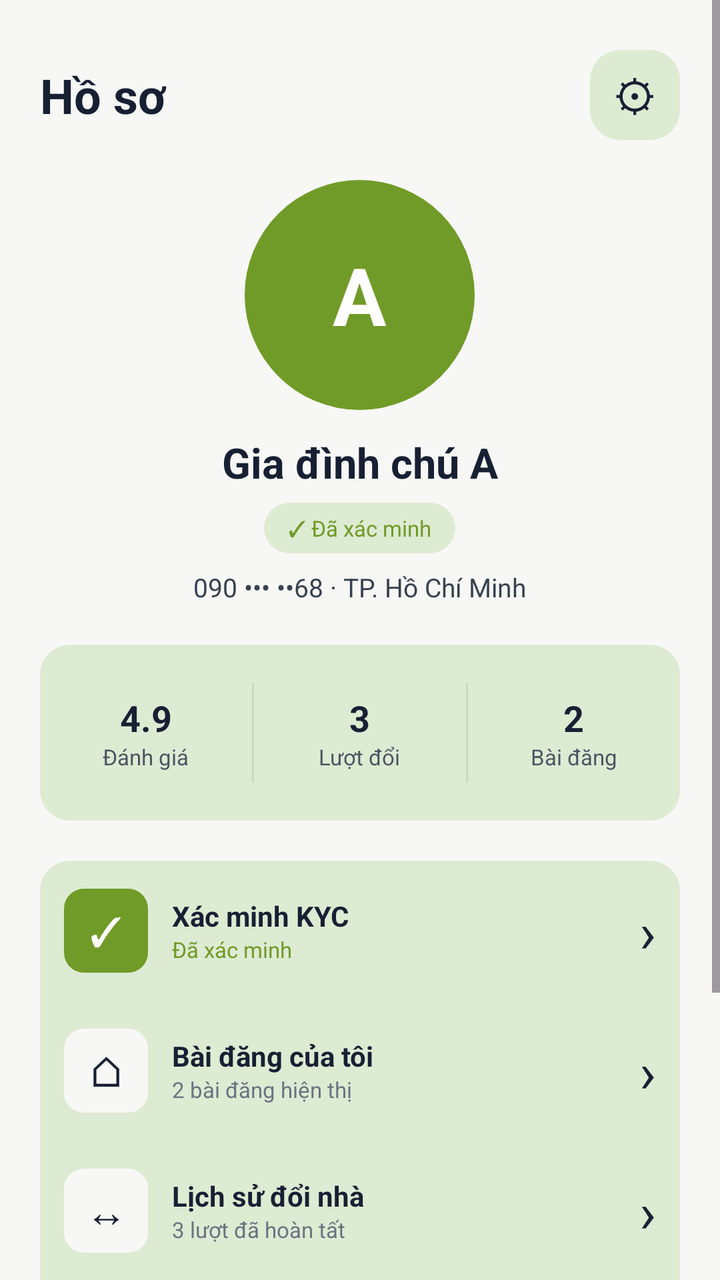
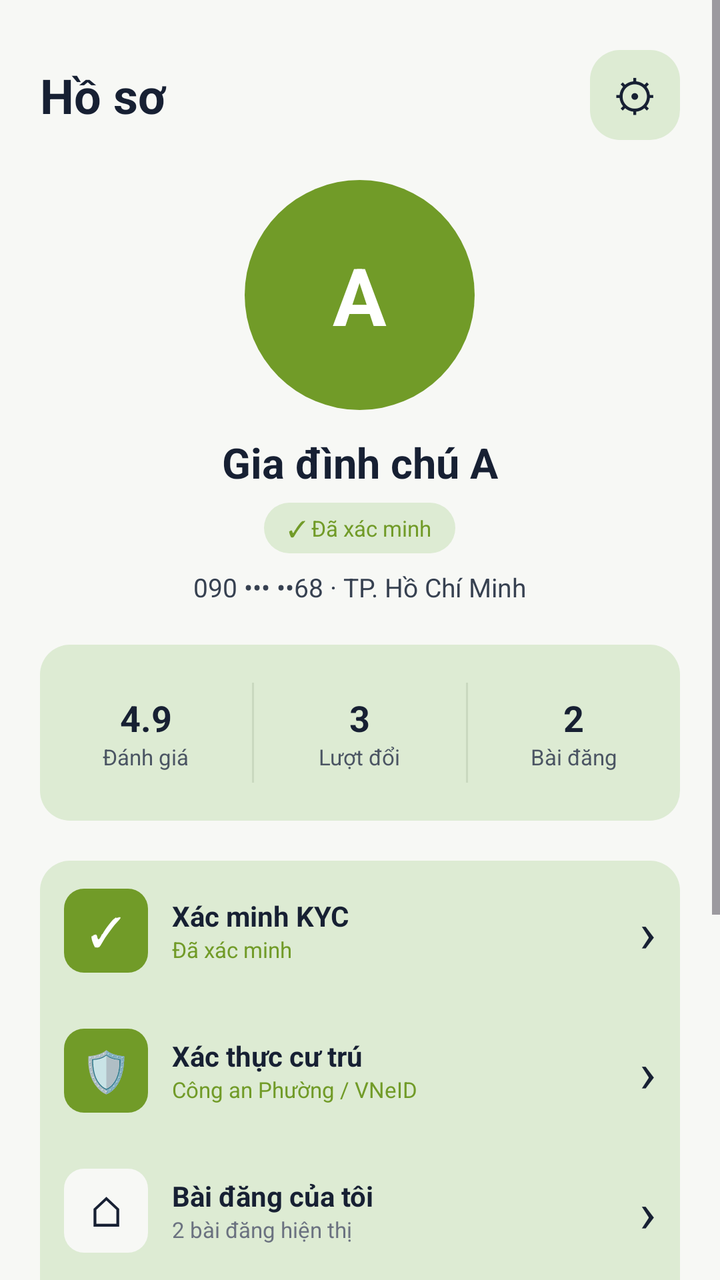

An Android layout rendered at two revisions. The XML below is the earlier revision; the diff shows what the commit changed to produce the second picture.
<!-- AndroidManifest.xml: application theme Theme.StudentHousing -->
<!-- res/layout/activity_main.xml -->
<?xml version="1.0" encoding="utf-8"?>
<ScrollView xmlns:android="http://schemas.android.com/apk/res/android"
    android:layout_width="match_parent"
    android:layout_height="match_parent"
    android:background="#F7F8F5">

    <LinearLayout
        android:layout_width="match_parent"
        android:layout_height="wrap_content"
        android:orientation="vertical"
        android:padding="20dp">

        

        <LinearLayout
            android:layout_width="match_parent"
            android:layout_height="55dp"
            android:gravity="center_vertical">

            <TextView
                android:layout_width="0dp"
                android:layout_height="wrap_content"
                android:layout_weight="1"
                android:text="Hồ sơ"
                android:textColor="#172033"
                android:textSize="24sp"
                android:textStyle="bold" />

            <TextView
                android:layout_width="45dp"
                android:layout_height="45dp"
                android:background="@drawable/bg_icon"
                android:gravity="center"
                android:text="⚙"
                android:textColor="#172033"
                android:textSize="22sp" />

        </LinearLayout>


        

        <LinearLayout
            android:layout_width="match_parent"
            android:layout_height="wrap_content"
            android:layout_marginTop="15dp"
            android:gravity="center"
            android:orientation="vertical">

            <TextView
                android:layout_width="115dp"
                android:layout_height="115dp"
                android:background="@drawable/bg_avatar"
                android:gravity="center"
                android:text="A"
                android:textColor="#FFFFFF"
                android:textSize="40sp"
                android:textStyle="bold" />

            <TextView
                android:layout_width="wrap_content"
                android:layout_height="wrap_content"
                android:layout_marginTop="12dp"
                android:text="Gia đình chú A"
                android:textColor="#172033"
                android:textSize="21sp"
                android:textStyle="bold" />

            <TextView
                android:layout_width="wrap_content"
                android:layout_height="wrap_content"
                android:layout_marginTop="6dp"
                android:background="@drawable/bg_verified"
                android:paddingLeft="12dp"
                android:paddingTop="5dp"
                android:paddingRight="12dp"
                android:paddingBottom="5dp"
                android:text="✓ Đã xác minh"
                android:textColor="#719B28"
                android:textSize="11sp" />

            <TextView
                android:layout_width="wrap_content"
                android:layout_height="wrap_content"
                android:layout_marginTop="8dp"
                android:text="090 ••• ••68 · TP. Hồ Chí Minh"
                android:textColor="#374151"
                android:textSize="13sp" />

        </LinearLayout>


        

        <LinearLayout
            android:layout_width="match_parent"
            android:layout_height="88dp"
            android:layout_marginTop="20dp"
            android:background="@drawable/bg_card"
            android:gravity="center"
            android:orientation="horizontal">

            <LinearLayout
                android:layout_width="0dp"
                android:layout_height="match_parent"
                android:layout_weight="1"
                android:gravity="center"
                android:orientation="vertical">

                <TextView
                    android:id="@+id/tvRating"
                    android:layout_width="wrap_content"
                    android:layout_height="wrap_content"
                    android:text="4.9"
                    android:textColor="#172033"
                    android:textSize="18sp"
                    android:textStyle="bold" />

                <TextView
                    android:layout_width="wrap_content"
                    android:layout_height="wrap_content"
                    android:text="Đánh giá"
                    android:textColor="#4B5563"
                    android:textSize="11sp" />

            </LinearLayout>

            <View
                android:layout_width="1dp"
                android:layout_height="50dp"
                android:background="#C9D8BF" />

            <LinearLayout
                android:layout_width="0dp"
                android:layout_height="match_parent"
                android:layout_weight="1"
                android:gravity="center"
                android:orientation="vertical">

                <TextView
                    android:layout_width="wrap_content"
                    android:layout_height="wrap_content"
                    android:text="3"
                    android:textColor="#172033"
                    android:textSize="18sp"
                    android:textStyle="bold" />

                <TextView
                    android:layout_width="wrap_content"
                    android:layout_height="wrap_content"
                    android:text="Lượt đổi"
                    android:textColor="#4B5563"
                    android:textSize="11sp" />

            </LinearLayout>

            <View
                android:layout_width="1dp"
                android:layout_height="50dp"
                android:background="#C9D8BF" />

            <LinearLayout
                android:layout_width="0dp"
                android:layout_height="match_parent"
                android:layout_weight="1"
                android:gravity="center"
                android:orientation="vertical">

                <TextView
                    android:layout_width="wrap_content"
                    android:layout_height="wrap_content"
                    android:text="2"
                    android:textColor="#172033"
                    android:textSize="18sp"
                    android:textStyle="bold" />

                <TextView
                    android:layout_width="wrap_content"
                    android:layout_height="wrap_content"
                    android:text="Bài đăng"
                    android:textColor="#4B5563"
                    android:textSize="11sp" />

            </LinearLayout>

        </LinearLayout>


        

        <LinearLayout
            android:layout_width="match_parent"
            android:layout_height="wrap_content"
            android:layout_marginTop="20dp"
            android:background="@drawable/bg_card"
            android:orientation="vertical">


            

            <LinearLayout
                android:id="@+id/btnKyc"
                android:layout_width="match_parent"
                android:layout_height="70dp"
                android:clickable="true"
                android:focusable="true"
                android:gravity="center_vertical"
                android:padding="12dp">

                <TextView
                    android:layout_width="42dp"
                    android:layout_height="42dp"
                    android:background="@drawable/bg_green_icon"
                    android:gravity="center"
                    android:text="✓"
                    android:textColor="#FFFFFF"
                    android:textSize="20sp" />

                <LinearLayout
                    android:layout_width="0dp"
                    android:layout_height="wrap_content"
                    android:layout_marginStart="12dp"
                    android:layout_weight="1"
                    android:orientation="vertical">

                    <TextView
                        android:layout_width="wrap_content"
                        android:layout_height="wrap_content"
                        android:text="Xác minh KYC"
                        android:textColor="#172033"
                        android:textSize="14sp"
                        android:textStyle="bold" />

                    <TextView
                        android:layout_width="wrap_content"
                        android:layout_height="wrap_content"
                        android:text="Đã xác minh"
                        android:textColor="#719B28"
                        android:textSize="11sp" />

                </LinearLayout>

                <TextView
                    android:layout_width="wrap_content"
                    android:layout_height="wrap_content"
                    android:text="›"
                    android:textColor="#172033"
                    android:textSize="28sp" />

            </LinearLayout>


            

            <LinearLayout
                android:id="@+id/btnMyPosts"
                android:layout_width="match_parent"
                android:layout_height="70dp"
                android:clickable="true"
                android:focusable="true"
                android:gravity="center_vertical"
                android:padding="12dp">

                <TextView
                    android:layout_width="42dp"
                    android:layout_height="42dp"
                    android:background="@drawable/bg_white_icon"
                    android:gravity="center"
                    android:text="⌂"
                    android:textColor="#172033"
                    android:textSize="21sp" />

                <LinearLayout
                    android:layout_width="0dp"
                    android:layout_height="wrap_content"
                    android:layout_marginStart="12dp"
                    android:layout_weight="1"
                    android:orientation="vertical">

                    <TextView
                        android:layout_width="wrap_content"
                        android:layout_height="wrap_content"
                        android:text="Bài đăng của tôi"
                        android:textColor="#172033"
                        android:textSize="14sp"
                        android:textStyle="bold" />

                    <TextView
                        android:layout_width="wrap_content"
                        android:layout_height="wrap_content"
                        android:text="2 bài đăng hiện thị"
                        android:textColor="#6B7280"
                        android:textSize="11sp" />

                </LinearLayout>

                <TextView
                    android:layout_width="wrap_content"
                    android:layout_height="wrap_content"
                    android:text="›"
                    android:textColor="#172033"
                    android:textSize="28sp" />

            </LinearLayout>


            

            <LinearLayout
                android:id="@+id/btnHistory"
                android:layout_width="match_parent"
                android:layout_height="70dp"
                android:clickable="true"
                android:focusable="true"
                android:gravity="center_vertical"
                android:padding="12dp">

                <TextView
                    android:layout_width="42dp"
                    android:layout_height="42dp"
                    android:background="@drawable/bg_white_icon"
                    android:gravity="center"
                    android:text="↔"
                    android:textColor="#172033"
                    android:textSize="21sp" />

                <LinearLayout
                    android:layout_width="0dp"
                    android:layout_height="wrap_content"
                    android:layout_marginStart="12dp"
                    android:layout_weight="1"
                    android:orientation="vertical">

                    <TextView
                        android:layout_width="wrap_content"
                        android:layout_height="wrap_content"
                        android:text="Lịch sử đổi nhà"
                        android:textColor="#172033"
                        android:textSize="14sp"
                        android:textStyle="bold" />

                    <TextView
                        android:layout_width="wrap_content"
                        android:layout_height="wrap_content"
                        android:text="3 lượt đã hoàn tất"
                        android:textColor="#6B7280"
                        android:textSize="11sp" />

                </LinearLayout>

                <TextView
                    android:layout_width="wrap_content"
                    android:layout_height="wrap_content"
                    android:text="›"
                    android:textColor="#172033"
                    android:textSize="28sp" />

            </LinearLayout>


            

            <LinearLayout
                android:id="@+id/btnLogout"
                android:layout_width="match_parent"
                android:layout_height="70dp"
                android:clickable="true"
                android:focusable="true"
                android:gravity="center_vertical"
                android:padding="12dp">

                <TextView
                    android:layout_width="42dp"
                    android:layout_height="42dp"
                    android:background="@drawable/bg_white_icon"
                    android:gravity="center"
                    android:text="↪"
                    android:textColor="#172033"
                    android:textSize="21sp" />

                <TextView
                    android:layout_width="0dp"
                    android:layout_height="wrap_content"
                    android:layout_marginStart="12dp"
                    android:layout_weight="1"
                    android:text="Đăng xuất"
                    android:textColor="#172033"
                    android:textSize="14sp"
                    android:textStyle="bold" />

                <TextView
                    android:layout_width="wrap_content"
                    android:layout_height="wrap_content"
                    android:text="›"
                    android:textColor="#172033"
                    android:textSize="28sp" />

            </LinearLayout>

        </LinearLayout>


        

        <LinearLayout
            android:layout_width="match_parent"
            android:layout_height="75dp"
            android:layout_marginTop="20dp"
            android:background="#DDEBD3"
            android:gravity="center"
            android:orientation="horizontal">

            <TextView
                android:id="@+id/btnNavHome"
                android:layout_width="0dp"
                android:layout_height="match_parent"
                android:layout_weight="1"
                android:clickable="true"
                android:focusable="true"
                android:gravity="center"
                android:text="⌂&#10;Trang chủ"
                android:textColor="#172033"
                android:textSize="11sp" />

            <TextView
                android:id="@+id/btnNavSaved"
                android:layout_width="0dp"
                android:layout_height="match_parent"
                android:layout_weight="1"
                android:clickable="true"
                android:focusable="true"
                android:gravity="center"
                android:text="♡&#10;Đã lưu"
                android:textColor="#172033"
                android:textSize="11sp" />

            <TextView
                android:id="@+id/btnNavMessages"
                android:layout_width="0dp"
                android:layout_height="match_parent"
                android:layout_weight="1"
                android:clickable="true"
                android:focusable="true"
                android:gravity="center"
                android:text="◯&#10;Tin nhắn"
                android:textColor="#172033"
                android:textSize="11sp" />

            <TextView
                android:id="@+id/btnNavProfile"
                android:layout_width="0dp"
                android:layout_height="match_parent"
                android:layout_weight="1"
                android:clickable="true"
                android:focusable="true"
                android:gravity="center"
                android:text="♙&#10;Hồ sơ"
                android:textColor="#719B28"
                android:textSize="11sp"
                android:textStyle="bold" />

        </LinearLayout>

    </LinearLayout>

</ScrollView>
<!-- resources referenced by this layout -->
<resources>
  <!-- drawable bg_avatar (drawable) -->
  <?xml version="1.0" encoding="utf-8"?>
  <shape xmlns:android="http://schemas.android.com/apk/res/android">
  
      <solid android:color="#719B28"/>
  
      <corners android:radius="100dp"/>
  
  </shape>
  <!-- drawable bg_card (drawable) -->
  <?xml version="1.0" encoding="utf-8"?>
  <shape xmlns:android="http://schemas.android.com/apk/res/android">
  
      <solid android:color="#DDEBD3"/>
  
      <corners android:radius="15dp"/>
  
  </shape>
  <!-- drawable bg_green_icon (drawable) -->
  <?xml version="1.0" encoding="utf-8"?>
  <shape xmlns:android="http://schemas.android.com/apk/res/android">
  
      <solid android:color="#719B28"/>
  
      <corners android:radius="10dp"/>
  
  </shape>
  <!-- drawable bg_icon (drawable) -->
  <?xml version="1.0" encoding="utf-8"?>
  <shape xmlns:android="http://schemas.android.com/apk/res/android">
  
      <solid android:color="#DDEBD3"/>
  
      <corners android:radius="15dp"/>
  
  </shape>
  <!-- drawable bg_verified (drawable) -->
  <?xml version="1.0" encoding="utf-8"?>
  <shape xmlns:android="http://schemas.android.com/apk/res/android">
  
      <solid android:color="#DDEBD3"/>
  
      <corners android:radius="30dp"/>
  
  </shape>
  <!-- drawable bg_white_icon (drawable) -->
  <?xml version="1.0" encoding="utf-8"?>
  <shape xmlns:android="http://schemas.android.com/apk/res/android">
  
      <solid android:color="#F7F8F5"/>
  
      <corners android:radius="10dp"/>
  
  </shape>
  <style name="Theme.StudentHousing" parent="Base.Theme.StudentHousing" />
  <style name="Base.Theme.StudentHousing" parent="Theme.Material3.DayNight.NoActionBar">
          <item name="colorPrimary">@color/olive_green</item>
          <item name="colorOnPrimary">@color/white</item>
          <item name="android:windowBackground">@color/cloud_olive</item>
      </style>
  <color name="olive_green">#76962D</color>
  <color name="white">#FFFFFFFF</color>
  <color name="cloud_olive">#F7F7F7</color>
</resources>

<!-- the commit's change to res/layout/activity_main.xml (unified diff, before → after) -->
@@ -253,6 +253,60 @@
             
 
             <LinearLayout
+                android:id="@+id/btnResidenceAuth"
+                android:layout_width="match_parent"
+                android:layout_height="70dp"
+                android:clickable="true"
+                android:focusable="true"
+                android:gravity="center_vertical"
+                android:padding="12dp">
+
+                <TextView
+                    android:layout_width="42dp"
+                    android:layout_height="42dp"
+                    android:background="@drawable/bg_green_icon"
+                    android:gravity="center"
+                    android:text="🛡"
+                    android:textColor="#FFFFFF"
+                    android:textSize="20sp" />
+
+                <LinearLayout
+                    android:layout_width="0dp"
+                    android:layout_height="wrap_content"
+                    android:layout_marginStart="12dp"
+                    android:layout_weight="1"
+                    android:orientation="vertical">
+
+                    <TextView
+                        android:layout_width="wrap_content"
+                        android:layout_height="wrap_content"
+                        android:text="Xác thực cư trú"
+                        android:textColor="#172033"
+                        android:textSize="14sp"
+                        android:textStyle="bold" />
+
+                    <TextView
+                        android:layout_width="wrap_content"
+                        android:layout_height="wrap_content"
+                        android:text="Công an Phường / VNeID"
+                        android:textColor="#719B28"
+                        android:textSize="11sp" />
+
+                </LinearLayout>
+
+                <TextView
+                    android:layout_width="wrap_content"
+                    android:layout_height="wrap_content"
+                    android:text="›"
+                    android:textColor="#172033"
+                    android:textSize="28sp" />
+
+            </LinearLayout>
+
+
+            
+
+            <LinearLayout
                 android:id="@+id/btnMyPosts"
                 android:layout_width="match_parent"
                 android:layout_height="70dp"
